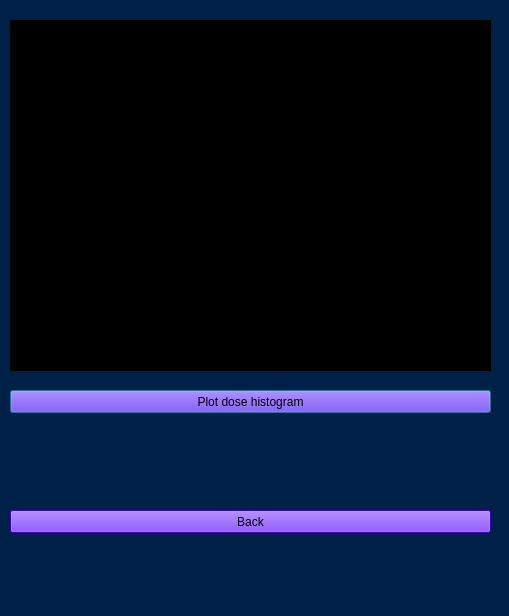
Qt form RD3D_GUI/runwindow.ui (jdickerson95/qt_RADDDOSE-3D) before a commit.
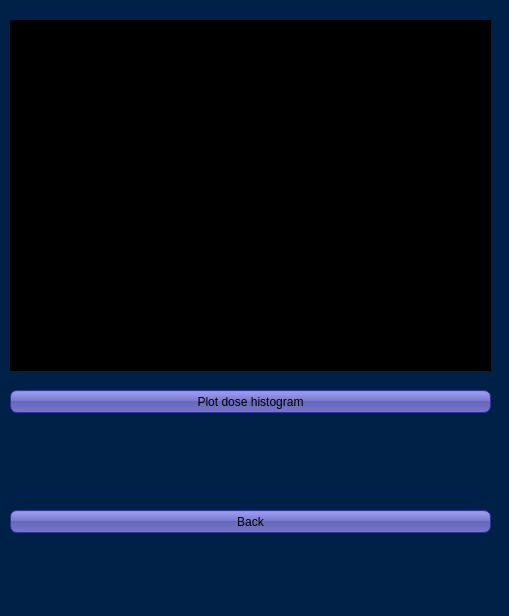
The same form after that commit.

```diff
--- a/RD3D_GUI/runwindow.ui
+++ b/RD3D_GUI/runwindow.ui
@@ -431,7 +431,13 @@
   <property name="styleSheet">
    <string notr="true">QPushButton {
 color: black;
-background-color: #5500ff;
+background-color: QLinearGradient( x1: 0, y1: 0, x2: 0, y2: 1, stop: 0 #88d, stop: 0.1 #99e, stop: 0.49 #77c, stop: 0.5 #66b, stop: 1 #77c);
+border-width: 1px;
+border-color: #339;
+border-style: solid;
+border-radius: 7;
+padding: 3px;
+font-size: 12px;
 }
 
 QLabel{
@@ -440,9 +446,14 @@
 
 QComboBox{
 color: white;
-background-color: #002147;;
+background-color: QLinearGradient( x1: 0, y1: 0, x2: 0, y2: 1, stop: 0 #03a, stop: 0.1 #039, stop: 0.49 #037, stop: 0.5 #027, stop: 1 #025);
+border-width: 1px;
+border-color: #339;
+border-style: solid;
+border-radius: 7;
 }
 
+
 QLineEdit{
 color: white;
 background-color: black;
@@ -464,7 +475,11 @@
 }
 */
 #centralWidget{
-background: #002147;
+background: #025;
+}
+
+QComboBox QAbstractItemView {
+background: #025;
 }</string>
   </property>
   <widget class="QTextEdit" name="textEdit_output">
@@ -499,12 +514,44 @@
        </brush>
       </colorrole>
       <colorrole role="Button">
-       <brush brushstyle="SolidPattern">
-        <color alpha="255">
-         <red>85</red>
-         <green>0</green>
-         <blue>255</blue>
-        </color>
+       <brush brushstyle="LinearGradientPattern">
+        <gradient startx="0.000000000000000" starty="0.000000000000000" endx="0.000000000000000" endy="1.000000000000000" type="LinearGradient" spread="PadSpread" coordinatemode="ObjectBoundingMode">
+         <gradientstop position="0.000000000000000">
+          <color alpha="255">
+           <red>136</red>
+           <green>136</green>
+           <blue>221</blue>
+          </color>
+         </gradientstop>
+         <gradientstop position="0.100000000000000">
+          <color alpha="255">
+           <red>153</red>
+           <green>153</green>
+           <blue>238</blue>
+          </color>
+         </gradientstop>
+         <gradientstop position="0.490000000000000">
+          <color alpha="255">
+           <red>119</red>
+           <green>119</green>
+           <blue>204</blue>
+          </color>
+         </gradientstop>
+         <gradientstop position="0.500000000000000">
+          <color alpha="255">
+           <red>102</red>
+           <green>102</green>
+           <blue>187</blue>
+          </color>
+         </gradientstop>
+         <gradientstop position="1.000000000000000">
+          <color alpha="255">
+           <red>119</red>
+           <green>119</green>
+           <blue>204</blue>
+          </color>
+         </gradientstop>
+        </gradient>
        </brush>
       </colorrole>
       <colorrole role="Light">
@@ -571,21 +618,85 @@
        </brush>
       </colorrole>
       <colorrole role="Base">
-       <brush brushstyle="SolidPattern">
-        <color alpha="255">
-         <red>85</red>
-         <green>0</green>
-         <blue>255</blue>
-        </color>
+       <brush brushstyle="LinearGradientPattern">
+        <gradient startx="0.000000000000000" starty="0.000000000000000" endx="0.000000000000000" endy="1.000000000000000" type="LinearGradient" spread="PadSpread" coordinatemode="ObjectBoundingMode">
+         <gradientstop position="0.000000000000000">
+          <color alpha="255">
+           <red>136</red>
+           <green>136</green>
+           <blue>221</blue>
+          </color>
+         </gradientstop>
+         <gradientstop position="0.100000000000000">
+          <color alpha="255">
+           <red>153</red>
+           <green>153</green>
+           <blue>238</blue>
+          </color>
+         </gradientstop>
+         <gradientstop position="0.490000000000000">
+          <color alpha="255">
+           <red>119</red>
+           <green>119</green>
+           <blue>204</blue>
+          </color>
+         </gradientstop>
+         <gradientstop position="0.500000000000000">
+          <color alpha="255">
+           <red>102</red>
+           <green>102</green>
+           <blue>187</blue>
+          </color>
+         </gradientstop>
+         <gradientstop position="1.000000000000000">
+          <color alpha="255">
+           <red>119</red>
+           <green>119</green>
+           <blue>204</blue>
+          </color>
+         </gradientstop>
+        </gradient>
        </brush>
       </colorrole>
       <colorrole role="Window">
-       <brush brushstyle="SolidPattern">
-        <color alpha="255">
-         <red>85</red>
-         <green>0</green>
-         <blue>255</blue>
-        </color>
+       <brush brushstyle="LinearGradientPattern">
+        <gradient startx="0.000000000000000" starty="0.000000000000000" endx="0.000000000000000" endy="1.000000000000000" type="LinearGradient" spread="PadSpread" coordinatemode="ObjectBoundingMode">
+         <gradientstop position="0.000000000000000">
+          <color alpha="255">
+           <red>136</red>
+           <green>136</green>
+           <blue>221</blue>
+          </color>
+         </gradientstop>
+         <gradientstop position="0.100000000000000">
+          <color alpha="255">
+           <red>153</red>
+           <green>153</green>
+           <blue>238</blue>
+          </color>
+         </gradientstop>
+         <gradientstop position="0.490000000000000">
+          <color alpha="255">
+           <red>119</red>
+           <green>119</green>
+           <blue>204</blue>
+          </color>
+         </gradientstop>
+         <gradientstop position="0.500000000000000">
+          <color alpha="255">
+           <red>102</red>
+           <green>102</green>
+           <blue>187</blue>
+          </color>
+         </gradientstop>
+         <gradientstop position="1.000000000000000">
+          <color alpha="255">
+           <red>119</red>
+           <green>119</green>
+           <blue>204</blue>
+          </color>
+         </gradientstop>
+        </gradient>
        </brush>
       </colorrole>
       <colorrole role="Shadow">
@@ -636,12 +747,44 @@
        </brush>
       </colorrole>
       <colorrole role="Button">
-       <brush brushstyle="SolidPattern">
-        <color alpha="255">
-         <red>85</red>
-         <green>0</green>
-         <blue>255</blue>
-        </color>
+       <brush brushstyle="LinearGradientPattern">
+        <gradient startx="0.000000000000000" starty="0.000000000000000" endx="0.000000000000000" endy="1.000000000000000" type="LinearGradient" spread="PadSpread" coordinatemode="ObjectBoundingMode">
+         <gradientstop position="0.000000000000000">
+          <color alpha="255">
+           <red>136</red>
+           <green>136</green>
+           <blue>221</blue>
+          </color>
+         </gradientstop>
+         <gradientstop position="0.100000000000000">
+          <color alpha="255">
+           <red>153</red>
+           <green>153</green>
+           <blue>238</blue>
+          </color>
+         </gradientstop>
+         <gradientstop position="0.490000000000000">
+          <color alpha="255">
+           <red>119</red>
+           <green>119</green>
+           <blue>204</blue>
+          </color>
+         </gradientstop>
+         <gradientstop position="0.500000000000000">
+          <color alpha="255">
+           <red>102</red>
+           <green>102</green>
+           <blue>187</blue>
+          </color>
+         </gradientstop>
+         <gradientstop position="1.000000000000000">
+          <color alpha="255">
+           <red>119</red>
+           <green>119</green>
+           <blue>204</blue>
+          </color>
+         </gradientstop>
+        </gradient>
        </brush>
       </colorrole>
       <colorrole role="Light">
@@ -708,21 +851,85 @@
        </brush>
       </colorrole>
       <colorrole role="Base">
-       <brush brushstyle="SolidPattern">
-        <color alpha="255">
-         <red>85</red>
-         <green>0</green>
-         <blue>255</blue>
-        </color>
+       <brush brushstyle="LinearGradientPattern">
+        <gradient startx="0.000000000000000" starty="0.000000000000000" endx="0.000000000000000" endy="1.000000000000000" type="LinearGradient" spread="PadSpread" coordinatemode="ObjectBoundingMode">
+         <gradientstop position="0.000000000000000">
+          <color alpha="255">
+           <red>136</red>
+           <green>136</green>
+           <blue>221</blue>
+          </color>
+         </gradientstop>
+         <gradientstop position="0.100000000000000">
+          <color alpha="255">
+           <red>153</red>
+           <green>153</green>
+           <blue>238</blue>
+          </color>
+         </gradientstop>
+         <gradientstop position="0.490000000000000">
+          <color alpha="255">
+           <red>119</red>
+           <green>119</green>
+           <blue>204</blue>
+          </color>
+         </gradientstop>
+         <gradientstop position="0.500000000000000">
+          <color alpha="255">
+           <red>102</red>
+           <green>102</green>
+           <blue>187</blue>
+          </color>
+         </gradientstop>
+         <gradientstop position="1.000000000000000">
+          <color alpha="255">
+           <red>119</red>
+           <green>119</green>
+           <blue>204</blue>
+          </color>
+         </gradientstop>
+        </gradient>
        </brush>
       </colorrole>
       <colorrole role="Window">
-       <brush brushstyle="SolidPattern">
-        <color alpha="255">
-         <red>85</red>
-         <green>0</green>
-         <blue>255</blue>
-        </color>
+       <brush brushstyle="LinearGradientPattern">
+        <gradient startx="0.000000000000000" starty="0.000000000000000" endx="0.000000000000000" endy="1.000000000000000" type="LinearGradient" spread="PadSpread" coordinatemode="ObjectBoundingMode">
+         <gradientstop position="0.000000000000000">
+          <color alpha="255">
+           <red>136</red>
+           <green>136</green>
+           <blue>221</blue>
+          </color>
+         </gradientstop>
+         <gradientstop position="0.100000000000000">
+          <color alpha="255">
+           <red>153</red>
+           <green>153</green>
+           <blue>238</blue>
+          </color>
+         </gradientstop>
+         <gradientstop position="0.490000000000000">
+          <color alpha="255">
+           <red>119</red>
+           <green>119</green>
+           <blue>204</blue>
+          </color>
+         </gradientstop>
+         <gradientstop position="0.500000000000000">
+          <color alpha="255">
+           <red>102</red>
+           <green>102</green>
+           <blue>187</blue>
+          </color>
+         </gradientstop>
+         <gradientstop position="1.000000000000000">
+          <color alpha="255">
+           <red>119</red>
+           <green>119</green>
+           <blue>204</blue>
+          </color>
+         </gradientstop>
+        </gradient>
        </brush>
       </colorrole>
       <colorrole role="Shadow">
@@ -773,12 +980,44 @@
        </brush>
       </colorrole>
       <colorrole role="Button">
-       <brush brushstyle="SolidPattern">
-        <color alpha="255">
-         <red>85</red>
-         <green>0</green>
-         <blue>255</blue>
-        </color>
+       <brush brushstyle="LinearGradientPattern">
+        <gradient startx="0.000000000000000" starty="0.000000000000000" endx="0.000000000000000" endy="1.000000000000000" type="LinearGradient" spread="PadSpread" coordinatemode="ObjectBoundingMode">
+         <gradientstop position="0.000000000000000">
+          <color alpha="255">
+           <red>136</red>
+           <green>136</green>
+           <blue>221</blue>
+          </color>
+         </gradientstop>
+         <gradientstop position="0.100000000000000">
+          <color alpha="255">
+           <red>153</red>
+           <green>153</green>
+           <blue>238</blue>
+          </color>
+         </gradientstop>
+         <gradientstop position="0.490000000000000">
+          <color alpha="255">
+           <red>119</red>
+           <green>119</green>
+           <blue>204</blue>
+          </color>
+         </gradientstop>
+         <gradientstop position="0.500000000000000">
+          <color alpha="255">
+           <red>102</red>
+           <green>102</green>
+           <blue>187</blue>
+          </color>
+         </gradientstop>
+         <gradientstop position="1.000000000000000">
+          <color alpha="255">
+           <red>119</red>
+           <green>119</green>
+           <blue>204</blue>
+          </color>
+         </gradientstop>
+        </gradient>
        </brush>
       </colorrole>
       <colorrole role="Light">
@@ -845,21 +1084,85 @@
        </brush>
       </colorrole>
       <colorrole role="Base">
-       <brush brushstyle="SolidPattern">
-        <color alpha="255">
-         <red>85</red>
-         <green>0</green>
-         <blue>255</blue>
-        </color>
+       <brush brushstyle="LinearGradientPattern">
+        <gradient startx="0.000000000000000" starty="0.000000000000000" endx="0.000000000000000" endy="1.000000000000000" type="LinearGradient" spread="PadSpread" coordinatemode="ObjectBoundingMode">
+         <gradientstop position="0.000000000000000">
+          <color alpha="255">
+           <red>136</red>
+           <green>136</green>
+           <blue>221</blue>
+          </color>
+         </gradientstop>
+         <gradientstop position="0.100000000000000">
+          <color alpha="255">
+           <red>153</red>
+           <green>153</green>
+           <blue>238</blue>
+          </color>
+         </gradientstop>
+         <gradientstop position="0.490000000000000">
+          <color alpha="255">
+           <red>119</red>
+           <green>119</green>
+           <blue>204</blue>
+          </color>
+         </gradientstop>
+         <gradientstop position="0.500000000000000">
+          <color alpha="255">
+           <red>102</red>
+           <green>102</green>
+           <blue>187</blue>
+          </color>
+         </gradientstop>
+         <gradientstop position="1.000000000000000">
+          <color alpha="255">
+           <red>119</red>
+           <green>119</green>
+           <blue>204</blue>
+          </color>
+         </gradientstop>
+        </gradient>
        </brush>
       </colorrole>
       <colorrole role="Window">
-       <brush brushstyle="SolidPattern">
-        <color alpha="255">
-         <red>85</red>
-         <green>0</green>
-         <blue>255</blue>
-        </color>
+       <brush brushstyle="LinearGradientPattern">
+        <gradient startx="0.000000000000000" starty="0.000000000000000" endx="0.000000000000000" endy="1.000000000000000" type="LinearGradient" spread="PadSpread" coordinatemode="ObjectBoundingMode">
+         <gradientstop position="0.000000000000000">
+          <color alpha="255">
+           <red>136</red>
+           <green>136</green>
+           <blue>221</blue>
+          </color>
+         </gradientstop>
+         <gradientstop position="0.100000000000000">
+          <color alpha="255">
+           <red>153</red>
+           <green>153</green>
+           <blue>238</blue>
+          </color>
+         </gradientstop>
+         <gradientstop position="0.490000000000000">
+          <color alpha="255">
+           <red>119</red>
+           <green>119</green>
+           <blue>204</blue>
+          </color>
+         </gradientstop>
+         <gradientstop position="0.500000000000000">
+          <color alpha="255">
+           <red>102</red>
+           <green>102</green>
+           <blue>187</blue>
+          </color>
+         </gradientstop>
+         <gradientstop position="1.000000000000000">
+          <color alpha="255">
+           <red>119</red>
+           <green>119</green>
+           <blue>204</blue>
+          </color>
+         </gradientstop>
+        </gradient>
        </brush>
       </colorrole>
       <colorrole role="Shadow">
@@ -927,12 +1230,44 @@
        </brush>
       </colorrole>
       <colorrole role="Button">
-       <brush brushstyle="SolidPattern">
-        <color alpha="255">
-         <red>85</red>
-         <green>0</green>
-         <blue>255</blue>
-        </color>
+       <brush brushstyle="LinearGradientPattern">
+        <gradient startx="0.000000000000000" starty="0.000000000000000" endx="0.000000000000000" endy="1.000000000000000" type="LinearGradient" spread="PadSpread" coordinatemode="ObjectBoundingMode">
+         <gradientstop position="0.000000000000000">
+          <color alpha="255">
+           <red>136</red>
+           <green>136</green>
+           <blue>221</blue>
+          </color>
+         </gradientstop>
+         <gradientstop position="0.100000000000000">
+          <color alpha="255">
+           <red>153</red>
+           <green>153</green>
+           <blue>238</blue>
+          </color>
+         </gradientstop>
+         <gradientstop position="0.490000000000000">
+          <color alpha="255">
+           <red>119</red>
+           <green>119</green>
+           <blue>204</blue>
+          </color>
+         </gradientstop>
+         <gradientstop position="0.500000000000000">
+          <color alpha="255">
+           <red>102</red>
+           <green>102</green>
+           <blue>187</blue>
+          </color>
+         </gradientstop>
+         <gradientstop position="1.000000000000000">
+          <color alpha="255">
+           <red>119</red>
+           <green>119</green>
+           <blue>204</blue>
+          </color>
+         </gradientstop>
+        </gradient>
        </brush>
       </colorrole>
       <colorrole role="Light">
@@ -999,21 +1334,85 @@
        </brush>
       </colorrole>
       <colorrole role="Base">
-       <brush brushstyle="SolidPattern">
-        <color alpha="255">
-         <red>85</red>
-         <green>0</green>
-         <blue>255</blue>
-        </color>
+       <brush brushstyle="LinearGradientPattern">
+        <gradient startx="0.000000000000000" starty="0.000000000000000" endx="0.000000000000000" endy="1.000000000000000" type="LinearGradient" spread="PadSpread" coordinatemode="ObjectBoundingMode">
+         <gradientstop position="0.000000000000000">
+          <color alpha="255">
+           <red>136</red>
+           <green>136</green>
+           <blue>221</blue>
+          </color>
+         </gradientstop>
+         <gradientstop position="0.100000000000000">
+          <color alpha="255">
+           <red>153</red>
+           <green>153</green>
+           <blue>238</blue>
+          </color>
+         </gradientstop>
+         <gradientstop position="0.490000000000000">
+          <color alpha="255">
+           <red>119</red>
+           <green>119</green>
+           <blue>204</blue>
+          </color>
+         </gradientstop>
+         <gradientstop position="0.500000000000000">
+          <color alpha="255">
+           <red>102</red>
+           <green>102</green>
+           <blue>187</blue>
+          </color>
+         </gradientstop>
+         <gradientstop position="1.000000000000000">
+          <color alpha="255">
+           <red>119</red>
+           <green>119</green>
+           <blue>204</blue>
+          </color>
+         </gradientstop>
+        </gradient>
        </brush>
       </colorrole>
       <colorrole role="Window">
-       <brush brushstyle="SolidPattern">
-        <color alpha="255">
-         <red>85</red>
-         <green>0</green>
-         <blue>255</blue>
-        </color>
+       <brush brushstyle="LinearGradientPattern">
+        <gradient startx="0.000000000000000" starty="0.000000000000000" endx="0.000000000000000" endy="1.000000000000000" type="LinearGradient" spread="PadSpread" coordinatemode="ObjectBoundingMode">
+         <gradientstop position="0.000000000000000">
+          <color alpha="255">
+           <red>136</red>
+           <green>136</green>
+           <blue>221</blue>
+          </color>
+         </gradientstop>
+         <gradientstop position="0.100000000000000">
+          <color alpha="255">
+           <red>153</red>
+           <green>153</green>
+           <blue>238</blue>
+          </color>
+         </gradientstop>
+         <gradientstop position="0.490000000000000">
+          <color alpha="255">
+           <red>119</red>
+           <green>119</green>
+           <blue>204</blue>
+          </color>
+         </gradientstop>
+         <gradientstop position="0.500000000000000">
+          <color alpha="255">
+           <red>102</red>
+           <green>102</green>
+           <blue>187</blue>
+          </color>
+         </gradientstop>
+         <gradientstop position="1.000000000000000">
+          <color alpha="255">
+           <red>119</red>
+           <green>119</green>
+           <blue>204</blue>
+          </color>
+         </gradientstop>
+        </gradient>
        </brush>
       </colorrole>
       <colorrole role="Shadow">
@@ -1064,12 +1463,44 @@
        </brush>
       </colorrole>
       <colorrole role="Button">
-       <brush brushstyle="SolidPattern">
-        <color alpha="255">
-         <red>85</red>
-         <green>0</green>
-         <blue>255</blue>
-        </color>
+       <brush brushstyle="LinearGradientPattern">
+        <gradient startx="0.000000000000000" starty="0.000000000000000" endx="0.000000000000000" endy="1.000000000000000" type="LinearGradient" spread="PadSpread" coordinatemode="ObjectBoundingMode">
+         <gradientstop position="0.000000000000000">
+          <color alpha="255">
+           <red>136</red>
+           <green>136</green>
+           <blue>221</blue>
+          </color>
+         </gradientstop>
+         <gradientstop position="0.100000000000000">
+          <color alpha="255">
+           <red>153</red>
+           <green>153</green>
+           <blue>238</blue>
+          </color>
+         </gradientstop>
+         <gradientstop position="0.490000000000000">
+          <color alpha="255">
+           <red>119</red>
+           <green>119</green>
+           <blue>204</blue>
+          </color>
+         </gradientstop>
+         <gradientstop position="0.500000000000000">
+          <color alpha="255">
+           <red>102</red>
+           <green>102</green>
+           <blue>187</blue>
+          </color>
+         </gradientstop>
+         <gradientstop position="1.000000000000000">
+          <color alpha="255">
+           <red>119</red>
+           <green>119</green>
+           <blue>204</blue>
+          </color>
+         </gradientstop>
+        </gradient>
        </brush>
       </colorrole>
       <colorrole role="Light">
@@ -1136,21 +1567,85 @@
        </brush>
       </colorrole>
       <colorrole role="Base">
-       <brush brushstyle="SolidPattern">
-        <color alpha="255">
-         <red>85</red>
-         <green>0</green>
-         <blue>255</blue>
-        </color>
+       <brush brushstyle="LinearGradientPattern">
+        <gradient startx="0.000000000000000" starty="0.000000000000000" endx="0.000000000000000" endy="1.000000000000000" type="LinearGradient" spread="PadSpread" coordinatemode="ObjectBoundingMode">
+         <gradientstop position="0.000000000000000">
+          <color alpha="255">
+           <red>136</red>
+           <green>136</green>
+           <blue>221</blue>
+          </color>
+         </gradientstop>
+         <gradientstop position="0.100000000000000">
+          <color alpha="255">
+           <red>153</red>
+           <green>153</green>
+           <blue>238</blue>
+          </color>
+         </gradientstop>
+         <gradientstop position="0.490000000000000">
+          <color alpha="255">
+           <red>119</red>
+           <green>119</green>
+           <blue>204</blue>
+          </color>
+         </gradientstop>
+         <gradientstop position="0.500000000000000">
+          <color alpha="255">
+           <red>102</red>
+           <green>102</green>
+           <blue>187</blue>
+          </color>
+         </gradientstop>
+         <gradientstop position="1.000000000000000">
+          <color alpha="255">
+           <red>119</red>
+           <green>119</green>
+           <blue>204</blue>
+          </color>
+         </gradientstop>
+        </gradient>
        </brush>
       </colorrole>
       <colorrole role="Window">
-       <brush brushstyle="SolidPattern">
-        <color alpha="255">
-         <red>85</red>
-         <green>0</green>
-         <blue>255</blue>
-        </color>
+       <brush brushstyle="LinearGradientPattern">
+        <gradient startx="0.000000000000000" starty="0.000000000000000" endx="0.000000000000000" endy="1.000000000000000" type="LinearGradient" spread="PadSpread" coordinatemode="ObjectBoundingMode">
+         <gradientstop position="0.000000000000000">
+          <color alpha="255">
+           <red>136</red>
+           <green>136</green>
+           <blue>221</blue>
+          </color>
+         </gradientstop>
+         <gradientstop position="0.100000000000000">
+          <color alpha="255">
+           <red>153</red>
+           <green>153</green>
+           <blue>238</blue>
+          </color>
+         </gradientstop>
+         <gradientstop position="0.490000000000000">
+          <color alpha="255">
+           <red>119</red>
+           <green>119</green>
+           <blue>204</blue>
+          </color>
+         </gradientstop>
+         <gradientstop position="0.500000000000000">
+          <color alpha="255">
+           <red>102</red>
+           <green>102</green>
+           <blue>187</blue>
+          </color>
+         </gradientstop>
+         <gradientstop position="1.000000000000000">
+          <color alpha="255">
+           <red>119</red>
+           <green>119</green>
+           <blue>204</blue>
+          </color>
+         </gradientstop>
+        </gradient>
        </brush>
       </colorrole>
       <colorrole role="Shadow">
@@ -1201,12 +1696,44 @@
        </brush>
       </colorrole>
       <colorrole role="Button">
-       <brush brushstyle="SolidPattern">
-        <color alpha="255">
-         <red>85</red>
-         <green>0</green>
-         <blue>255</blue>
-        </color>
+       <brush brushstyle="LinearGradientPattern">
+        <gradient startx="0.000000000000000" starty="0.000000000000000" endx="0.000000000000000" endy="1.000000000000000" type="LinearGradient" spread="PadSpread" coordinatemode="ObjectBoundingMode">
+         <gradientstop position="0.000000000000000">
+          <color alpha="255">
+           <red>136</red>
+           <green>136</green>
+           <blue>221</blue>
+          </color>
+         </gradientstop>
+         <gradientstop position="0.100000000000000">
+          <color alpha="255">
+           <red>153</red>
+           <green>153</green>
+           <blue>238</blue>
+          </color>
+         </gradientstop>
+         <gradientstop position="0.490000000000000">
+          <color alpha="255">
+           <red>119</red>
+           <green>119</green>
+           <blue>204</blue>
+          </color>
+         </gradientstop>
+         <gradientstop position="0.500000000000000">
+          <color alpha="255">
+           <red>102</red>
+           <green>102</green>
+           <blue>187</blue>
+          </color>
+         </gradientstop>
+         <gradientstop position="1.000000000000000">
+          <color alpha="255">
+           <red>119</red>
+           <green>119</green>
+           <blue>204</blue>
+          </color>
+         </gradientstop>
+        </gradient>
        </brush>
       </colorrole>
       <colorrole role="Light">
@@ -1273,21 +1800,85 @@
        </brush>
       </colorrole>
       <colorrole role="Base">
-       <brush brushstyle="SolidPattern">
-        <color alpha="255">
-         <red>85</red>
-         <green>0</green>
-         <blue>255</blue>
-        </color>
+       <brush brushstyle="LinearGradientPattern">
+        <gradient startx="0.000000000000000" starty="0.000000000000000" endx="0.000000000000000" endy="1.000000000000000" type="LinearGradient" spread="PadSpread" coordinatemode="ObjectBoundingMode">
+         <gradientstop position="0.000000000000000">
+          <color alpha="255">
+           <red>136</red>
+           <green>136</green>
+           <blue>221</blue>
+          </color>
+         </gradientstop>
+         <gradientstop position="0.100000000000000">
+          <color alpha="255">
+           <red>153</red>
+           <green>153</green>
+           <blue>238</blue>
+          </color>
+         </gradientstop>
+         <gradientstop position="0.490000000000000">
+          <color alpha="255">
+           <red>119</red>
+           <green>119</green>
+           <blue>204</blue>
+          </color>
+         </gradientstop>
+         <gradientstop position="0.500000000000000">
+          <color alpha="255">
+           <red>102</red>
+           <green>102</green>
+           <blue>187</blue>
+          </color>
+         </gradientstop>
+         <gradientstop position="1.000000000000000">
+          <color alpha="255">
+           <red>119</red>
+           <green>119</green>
+           <blue>204</blue>
+          </color>
+         </gradientstop>
+        </gradient>
        </brush>
       </colorrole>
       <colorrole role="Window">
-       <brush brushstyle="SolidPattern">
-        <color alpha="255">
-         <red>85</red>
-         <green>0</green>
-         <blue>255</blue>
-        </color>
+       <brush brushstyle="LinearGradientPattern">
+        <gradient startx="0.000000000000000" starty="0.000000000000000" endx="0.000000000000000" endy="1.000000000000000" type="LinearGradient" spread="PadSpread" coordinatemode="ObjectBoundingMode">
+         <gradientstop position="0.000000000000000">
+          <color alpha="255">
+           <red>136</red>
+           <green>136</green>
+           <blue>221</blue>
+          </color>
+         </gradientstop>
+         <gradientstop position="0.100000000000000">
+          <color alpha="255">
+           <red>153</red>
+           <green>153</green>
+           <blue>238</blue>
+          </color>
+         </gradientstop>
+         <gradientstop position="0.490000000000000">
+          <color alpha="255">
+           <red>119</red>
+           <green>119</green>
+           <blue>204</blue>
+          </color>
+         </gradientstop>
+         <gradientstop position="0.500000000000000">
+          <color alpha="255">
+           <red>102</red>
+           <green>102</green>
+           <blue>187</blue>
+          </color>
+         </gradientstop>
+         <gradientstop position="1.000000000000000">
+          <color alpha="255">
+           <red>119</red>
+           <green>119</green>
+           <blue>204</blue>
+          </color>
+         </gradientstop>
+        </gradient>
        </brush>
       </colorrole>
       <colorrole role="Shadow">
```
